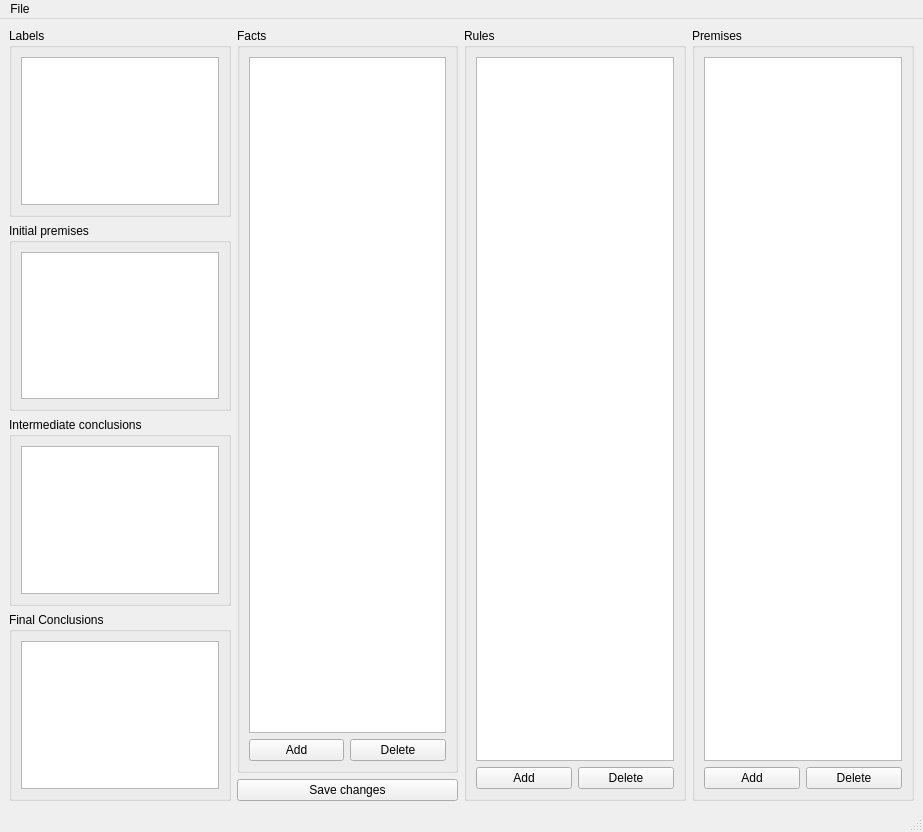
This is Editor/MainWindow.ui in xabufr/ia_expert_system as Qt 5 draws it before an edit. The edited form follows.
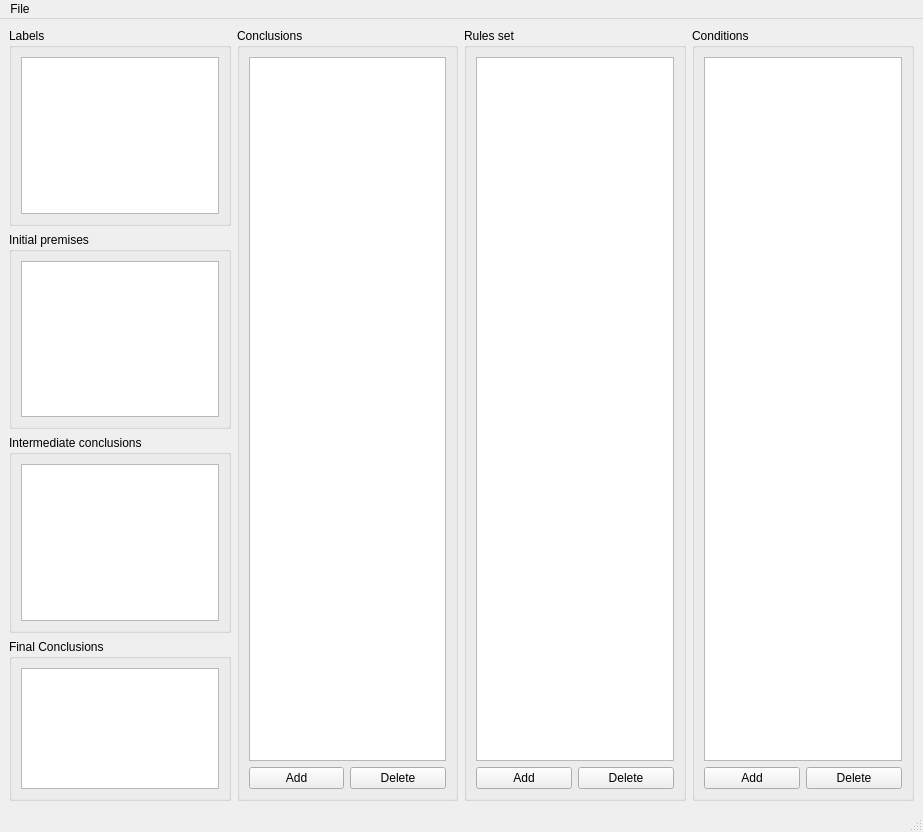
This is the edited form.

Diff of the .ui file:
```diff
--- a/Editor/MainWindow.ui
+++ b/Editor/MainWindow.ui
@@ -18,7 +18,7 @@
     <item row="0" column="2" rowspan="5">
      <widget class="QGroupBox" name="groupBox_6">
       <property name="title">
-       <string>Rules</string>
+       <string>Rules set</string>
       </property>
       <layout class="QGridLayout" name="gridLayout_7">
        <item row="1" column="0">
@@ -65,32 +65,6 @@
       </layout>
      </widget>
     </item>
-    <item row="0" column="1" rowspan="4">
-     <widget class="QGroupBox" name="groupBox_2">
-      <property name="title">
-       <string>Facts</string>
-      </property>
-      <layout class="QGridLayout" name="gridLayout">
-       <item row="1" column="0">
-        <widget class="QPushButton" name="btn_add_fact">
-         <property name="text">
-          <string>Add</string>
-         </property>
-        </widget>
-       </item>
-       <item row="1" column="1">
-        <widget class="QPushButton" name="btn_delete_fact">
-         <property name="text">
-          <string>Delete</string>
-         </property>
-        </widget>
-       </item>
-       <item row="0" column="0" colspan="2">
-        <widget class="QListWidget" name="facts"/>
-       </item>
-      </layout>
-     </widget>
-    </item>
     <item row="2" column="0">
      <widget class="QGroupBox" name="groupBox_5">
       <property name="title">
@@ -103,13 +77,6 @@
       </layout>
      </widget>
     </item>
-    <item row="4" column="1">
-     <widget class="QPushButton" name="btn_save">
-      <property name="text">
-       <string>Save changes</string>
-      </property>
-     </widget>
-    </item>
     <item row="3" column="0" rowspan="2">
      <widget class="QGroupBox" name="groupBox_4">
       <property name="title">
@@ -125,7 +92,7 @@
     <item row="0" column="3" rowspan="5">
      <widget class="QGroupBox" name="groupBox_7">
       <property name="title">
-       <string>Premises</string>
+       <string>Conditions</string>
       </property>
       <layout class="QGridLayout" name="gridLayout_8">
        <item row="2" column="0">
@@ -143,7 +110,33 @@
         </widget>
        </item>
        <item row="0" column="0" colspan="2">
-        <widget class="QListWidget" name="premises"/>
+        <widget class="QListWidget" name="conditions"/>
+       </item>
+      </layout>
+     </widget>
+    </item>
+    <item row="0" column="1" rowspan="5">
+     <widget class="QGroupBox" name="groupBox_2">
+      <property name="title">
+       <string>Conclusions</string>
+      </property>
+      <layout class="QGridLayout" name="gridLayout">
+       <item row="1" column="0">
+        <widget class="QPushButton" name="btn_add_fact">
+         <property name="text">
+          <string>Add</string>
+         </property>
+        </widget>
+       </item>
+       <item row="1" column="1">
+        <widget class="QPushButton" name="btn_delete_fact">
+         <property name="text">
+          <string>Delete</string>
+         </property>
+        </widget>
+       </item>
+       <item row="0" column="0" colspan="2">
+        <widget class="QListWidget" name="conclusions"/>
        </item>
       </layout>
      </widget>
```
Left out of the diff: 15 changed lines with no effect on the pictures.
